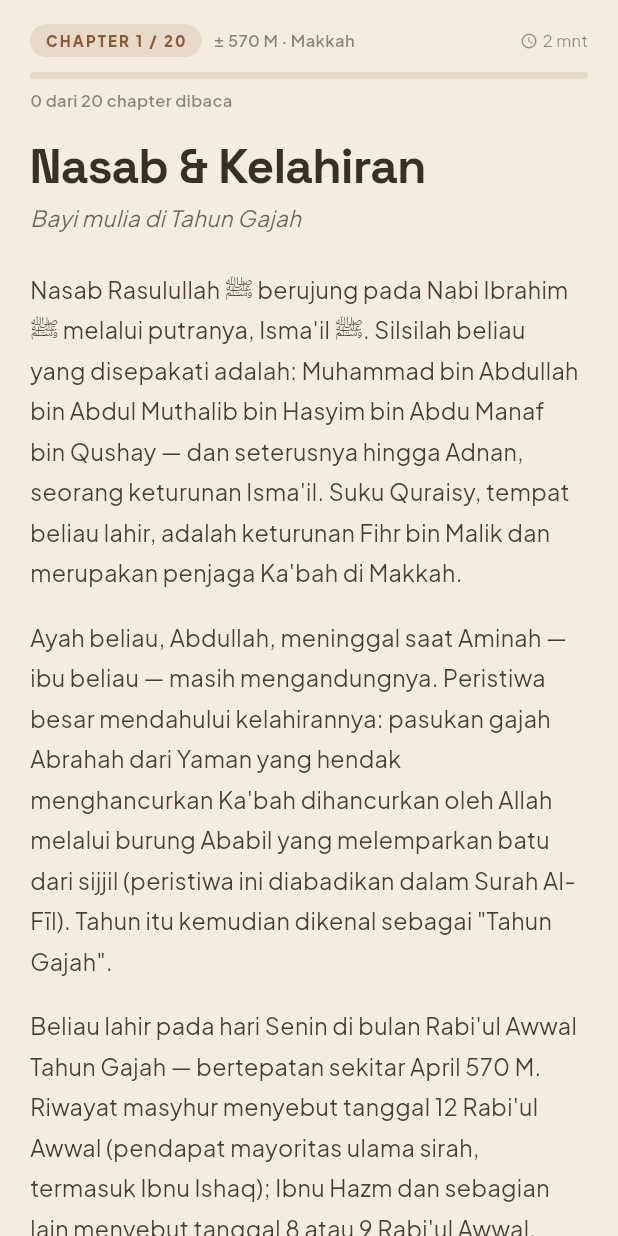
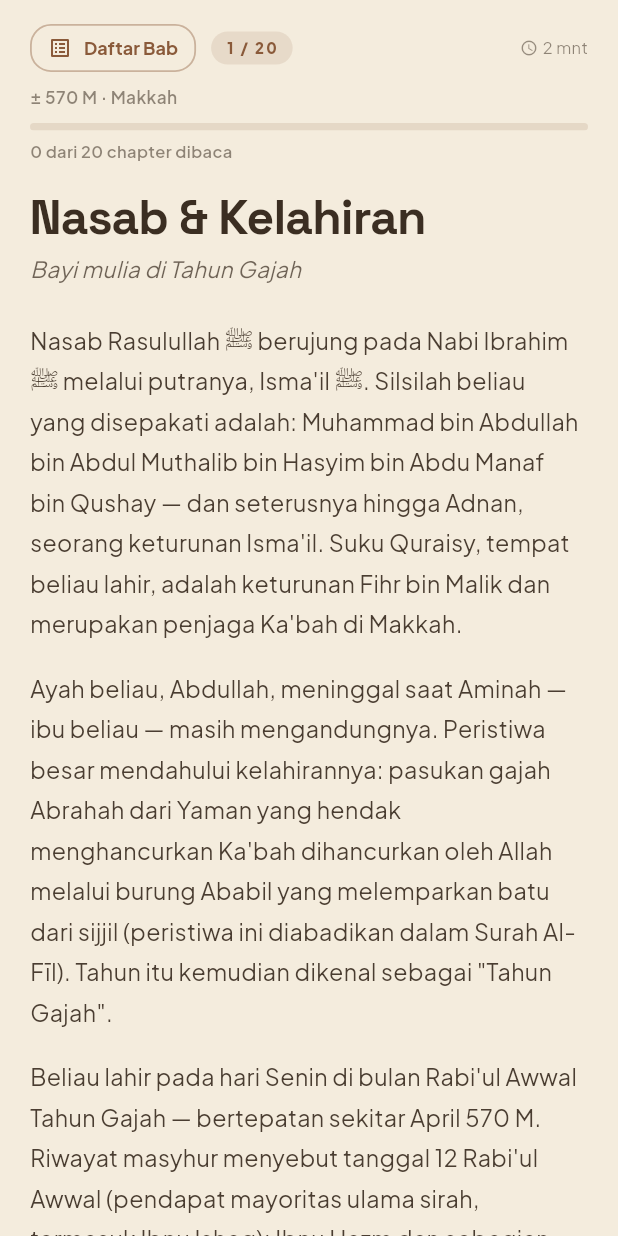
Before and after one commit to bebekoding/Nasuha-app, a Flutter app: the _Body widget shown alone on an empty page, opened directly with sample values from the repository, on a phone screen of 412 x 824 dp. Run offline on Flutter 3.47's test engine with Material 3 defaults, Android fonts, the phone set to English and light mode, and no system bars; our stand-ins replace adhan, drift, drift_flutter, file_picker, fl_chart, flutter_compass and 11 more; missing offline and left inert: cryptography, dart:js_interop, extension_google_sign_in_as_googleapis_auth, googleapis; accounts and stored records are empty; generated files the repository leaves out were written again.

Commit message:
feat(sirah): tambah tombol Daftar Bab di reader (top + bottom)

```diff
--- a/lib/features/sirah/presentation/screens/sirah_detail_screen.dart
+++ b/lib/features/sirah/presentation/screens/sirah_detail_screen.dart
@@ -85,9 +85,33 @@ class _Body extends ConsumerWidget {
       child: Column(
         crossAxisAlignment: CrossAxisAlignment.start,
         children: [
-          // Eyebrow: nomor + periode
+          // Eyebrow: tombol daftar + nomor + periode
           Row(
             children: [
+              // Tombol kembali ke daftar bab — dulu tidak ada afford-
+              // ance eksplisit, user hanya bisa prev/next antar chapter.
+              OutlinedButton.icon(
+                onPressed: () => context.go('/sirah'),
+                icon: const Icon(Icons.list_alt, size: 16),
+                label: const Text('Daftar Bab'),
+                style: OutlinedButton.styleFrom(
+                  foregroundColor: scheme.primary,
+                  padding: const EdgeInsets.symmetric(
+                      horizontal: 12, vertical: 6),
+                  minimumSize: const Size(0, 32),
+                  tapTargetSize: MaterialTapTargetSize.shrinkWrap,
+                  side: BorderSide(
+                    color: scheme.primary.withValues(alpha: 0.4),
+                    width: 1.2,
+                  ),
+                  textStyle: const TextStyle(
+                    fontFamily: 'Plus Jakarta Sans',
+                    fontWeight: FontWeight.w700,
+                    fontSize: 12,
+                  ),
+                ),
+              ),
+              const SizedBox(width: 10),
               Container(
                 padding: const EdgeInsets.symmetric(
                     horizontal: 10, vertical: 4),
@@ -96,7 +120,7 @@ class _Body extends ConsumerWidget {
                   borderRadius: BorderRadius.circular(999),
                 ),
                 child: Text(
-                  'CHAPTER ${chapter.number} / ${kSirahChapters.length}',
+                  '${chapter.number} / ${kSirahChapters.length}',
                   style: TextStyle(
                     fontFamily: 'Plus Jakarta Sans',
                     fontWeight: FontWeight.w800,
@@ -106,18 +130,7 @@ class _Body extends ConsumerWidget {
                   ),
                 ),
               ),
-              const SizedBox(width: 8),
-              Expanded(
-                child: Text(
-                  chapter.period,
-                  style: TextStyle(
-                    fontFamily: 'Plus Jakarta Sans',
-                    fontSize: 11,
-                    fontWeight: FontWeight.w600,
-                    color: scheme.onSurface.withValues(alpha: 0.55),
-                  ),
-                ),
-              ),
+              const Spacer(),
               Icon(Icons.schedule,
                   size: 12, color: scheme.onSurface.withValues(alpha: 0.5)),
               const SizedBox(width: 3),
@@ -130,6 +143,16 @@ class _Body extends ConsumerWidget {
                 ),
               ),
             ],
+          ),
+          const SizedBox(height: 8),
+          Text(
+            chapter.period,
+            style: TextStyle(
+              fontFamily: 'Plus Jakarta Sans',
+              fontSize: 11.5,
+              fontWeight: FontWeight.w600,
+              color: scheme.onSurface.withValues(alpha: 0.55),
+            ),
           ),
           const SizedBox(height: 10),
           // Bar tipis: proges baca keseluruhan Sirah. Membantu user lihat
@@ -182,6 +205,24 @@ class _Body extends ConsumerWidget {
           ],
           const SizedBox(height: 20),
           _NavRow(index: index),
+          const SizedBox(height: 14),
+          // Link tambahan supaya user selesai baca punya jalan cepat
+          // kembali ke daftar bab tanpa ping-pong prev/next.
+          Center(
+            child: TextButton.icon(
+              onPressed: () => context.go('/sirah'),
+              icon: const Icon(Icons.list_alt, size: 16),
+              label: const Text('Kembali ke Daftar Bab'),
+              style: TextButton.styleFrom(
+                foregroundColor: scheme.primary,
+                textStyle: const TextStyle(
+                  fontFamily: 'Plus Jakarta Sans',
+                  fontWeight: FontWeight.w700,
+                  fontSize: 13,
+                ),
+              ),
+            ),
+          ),
         ],
       ),
     );
```
